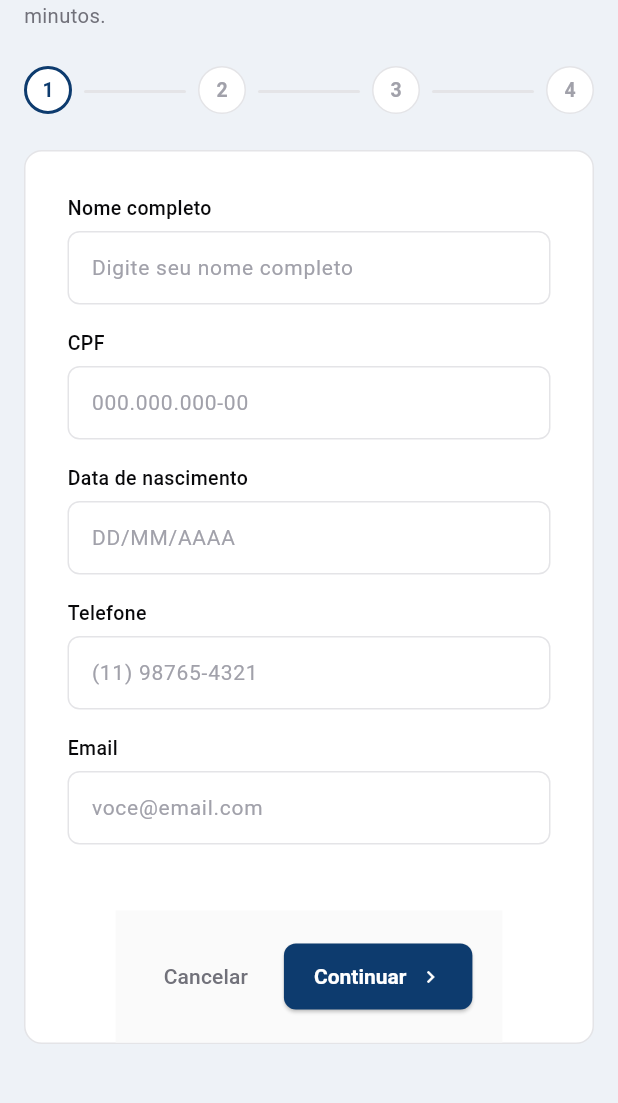
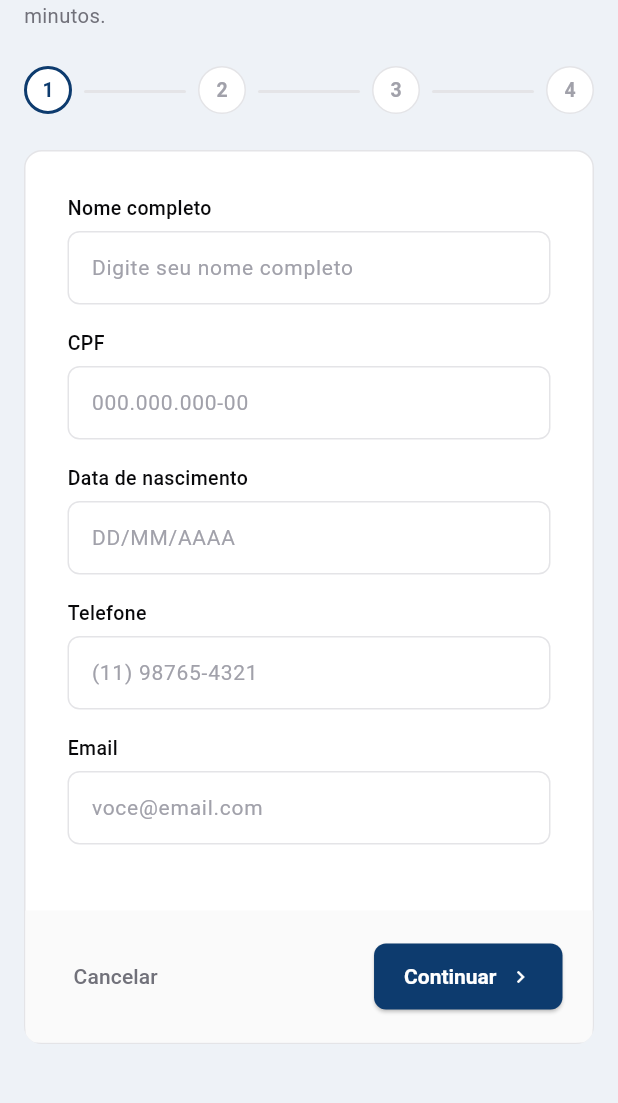
Before and after one commit to victoruizz/sprint-flutter-nutriz, a Flutter app: the RegisterScreen screen opened by its route, scrolled down 150 dp, on a phone screen of 412 x 824 dp, the part 120-1223 px from its top. Run offline on Flutter 3.47's test engine with Material 3 defaults, Android fonts, the phone set to English and light mode, and no system bars.

Commit message:
fix: corrige o rodape do cadastro e regera os prints
O rodape do formulario encolhia junto com os botoes depois da troca por
Wrap. Agora ocupa a largura do cartao, com Cancelar a esquerda e
Continuar a direita.

Prints refeitos a partir de um build limpo, com alturas ajustadas para
nao cortar texto no meio.

```diff
--- a/lib/screens/register/register_screen.dart
+++ b/lib/screens/register/register_screen.dart
@@ -426,9 +426,11 @@ class _RegisterScreenState extends State<RegisterScreen> {
     return Container(
       color: WizardStepperCores.rodapeCard,
       padding: const EdgeInsets.symmetric(horizontal: 20, vertical: 20),
-      // Wrap para os botoes quebrarem a linha em telas estreitas em vez de
-      // estourar o rodape.
-      child: Wrap(
+      // Wrap ocupando a largura toda: os botoes ficam nas extremidades e
+      // quebram a linha em telas estreitas, sem encolher o rodape.
+      child: SizedBox(
+        width: double.infinity,
+        child: Wrap(
         alignment: WrapAlignment.spaceBetween,
         spacing: 12,
         runSpacing: 12,
@@ -515,6 +517,7 @@ class _RegisterScreenState extends State<RegisterScreen> {
                   ),
           ),
         ],
+        ),
       ),
     );
   }
```
Also changed, not shown: docs/prints/01-splash.png, docs/prints/02-landing.png, docs/prints/03-login.png, docs/prints/04-cadastro.png, docs/prints/05-home.png, docs/prints/06-minhas-doacoes.png, docs/prints/07-pontos-de-coleta.png, docs/prints/08-conteudo-educativo.png, docs/prints/09-perfil.png, docs/prints/10-painel-adm.png, docs/prints/11-agendamentos.png.
